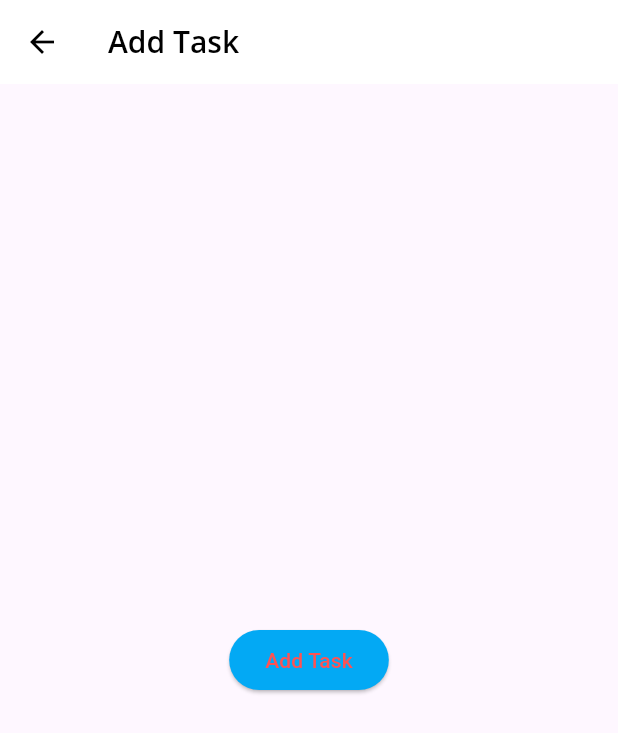
After one commit to Doriann06/td2, a Flutter app: the screen it shows after launch, after a tap on the "add" icon, on a phone screen of 412 x 824 dp. The commit adds this screen. Shown: the top 733 px of the screen. Run offline on Flutter 3.47's test engine with Material 3 defaults, Android fonts, the phone set to English and light mode, and no system bars; our stand-ins replace google_fonts, settings_ui, shared_preferences; network calls fail.

Commit message:
fin theme debut addTask

```diff
--- /dev/null
+++ b/lib/UI/AddTask.dart
@@ -0,0 +1,27 @@
+import 'package:flutter/material.dart';
+import '../models/task.dart';
+import 'ViewModel.dart';
+import 'package:provider/provider.dart';
+class AddTask extends StatelessWidget{
+  @override
+  Widget build(BuildContext context) {
+    return Scaffold(
+      appBar: AppBar(
+        title: Text('Add Task'),
+      ),
+      body: Center(
+        child: ElevatedButton(
+          style: ElevatedButton.styleFrom(
+            foregroundColor: Colors.redAccent,
+            backgroundColor: Colors.lightBlue,
+          ),
+          onPressed: () {
+            //context.read<TaskViewModel>().addTask(Task.newTasks());
+            Navigator.pop(context);
+          },
+          child: const Text("Add Task"),
+        ),
+      ),
+    ) ;
+  }
+}
--- a/lib/UI/ViewModel.dart
+++ b/lib/UI/ViewModel.dart
@@ -17,7 +17,7 @@ class SettingViewModel extends ChangeNotifier {
     _settingRepository.saveSettings(value);
     notifyListeners();
   }
-  getSettings() async {
+  Future<void> getSettings() async {
     _isDark = await _settingRepository.getSettings();
     notifyListeners();
   }
--- a/lib/UI/home.dart
+++ b/lib/UI/home.dart
@@ -3,7 +3,7 @@ import 'package:td2_app/UI/card4.dart';
 import 'card1.dart';
 import 'card2.dart';
 import 'card3.dart';
-
+import 'AddTask.dart';
 class Home extends StatefulWidget {
   @override
   _HomeState createState() => _HomeState();
@@ -41,6 +41,14 @@ class _HomeState extends State<Home> {
           BottomNavigationBarItem(icon: Icon(Icons.article), label: 'Card4'),
         ],
       ),
+      floatingActionButton:_selectedIndex==0?FloatingActionButton(
+          onPressed: (){
+            Navigator.push(context, MaterialPageRoute(
+              builder: (context) => AddTask(),
+            )
+            );
+          },
+          child: const Icon(Icons.add),):const SizedBox.shrink(),
     );
   }
 }
--- a/lib/repository/settings_repository.dart
+++ b/lib/repository/settings_repository.dart
@@ -1,12 +1,14 @@
 import 'package:shared_preferences/shared_preferences.dart';
-class SettingRepository{
-  static const THEME_KEY = "darkMode";
-  saveSettings(bool value) async {
+
+class SettingRepository {
+  static const themeKey = "darkMode";
+  Future<void> saveSettings(bool value) async {
     SharedPreferences sharedPreferences = await SharedPreferences.getInstance();
-    sharedPreferences.setBool(THEME_KEY, value);
+    sharedPreferences.setBool(themeKey, value);
   }
+
   Future<bool> getSettings() async {
     SharedPreferences sharedPreferences = await SharedPreferences.getInstance();
-    return sharedPreferences.getBool(THEME_KEY) ?? false;
+    return sharedPreferences.getBool(themeKey) ?? false;
   }
 }
```
Also changed, not shown: lib/UI/card4.dart (+22 -19 lines), lib/models/task.dart (+14 -1 lines), lib/UI/card1.dart (line endings or trailing spaces).
